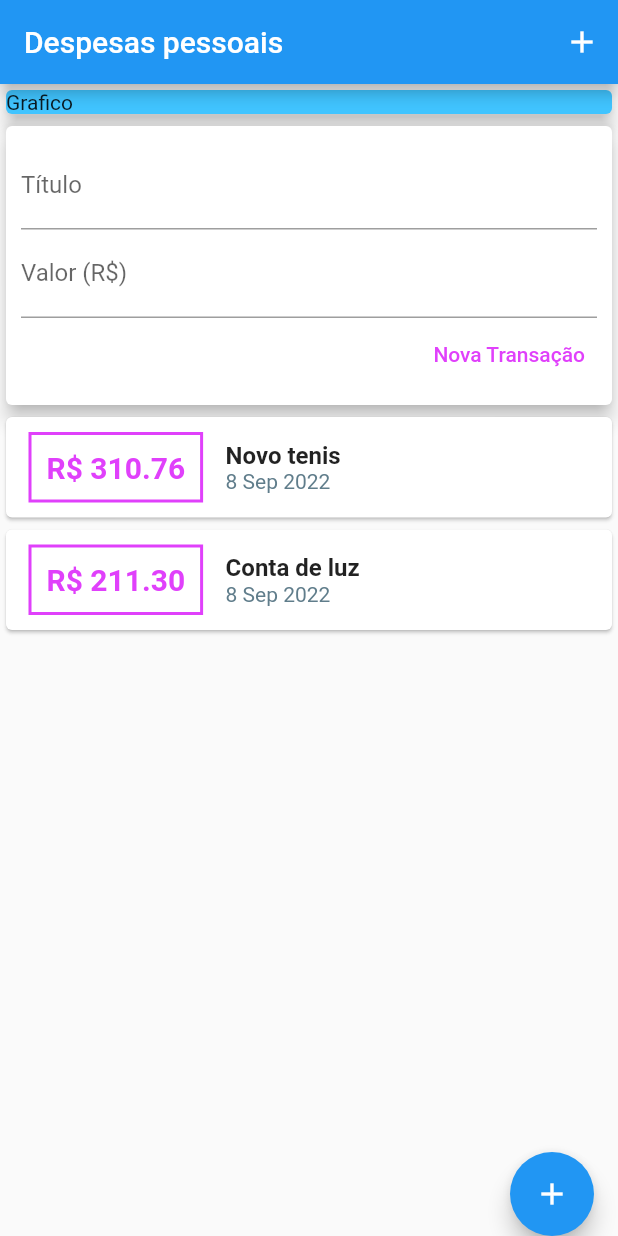
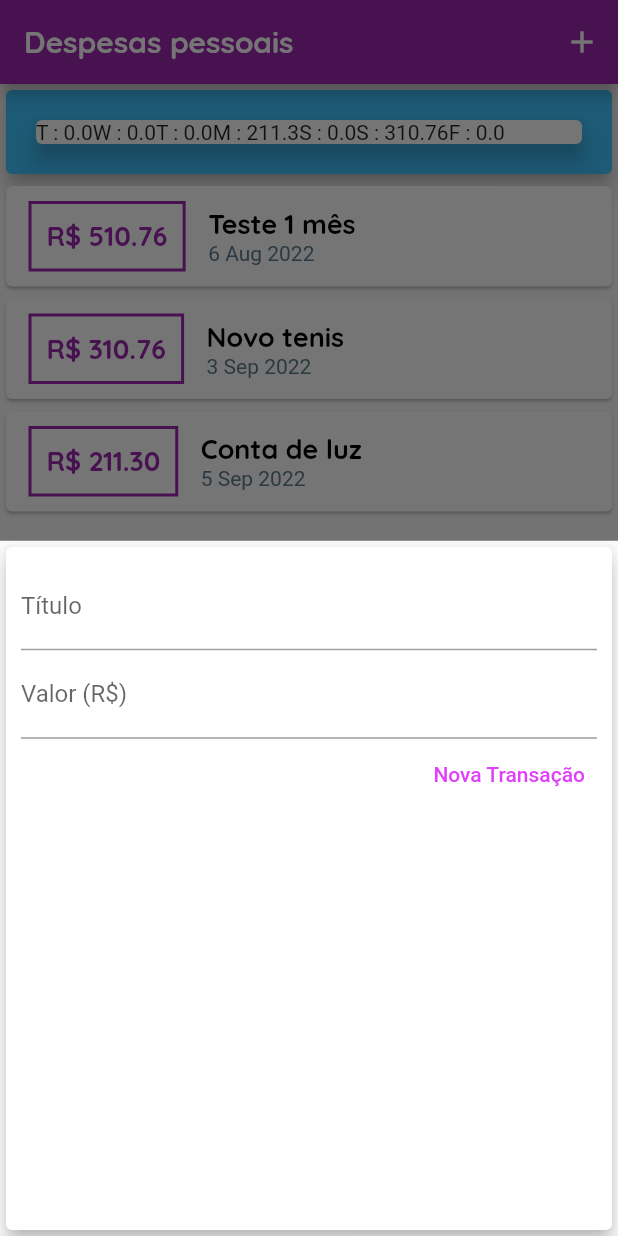
Before and after one commit to RFBruno/flutter-finmanager, a Flutter app: the screen it shows after launch, after a tap on the "add" icon, on a phone screen of 412 x 824 dp. Run offline on Flutter 3.47's test engine with Material 2 defaults, Android fonts, the phone set to English and light mode, and no system bars.

Commit message:
added fonts, image,  theme, modal and chart

```diff
--- /dev/null
+++ b/lib/components/chart.dart
@@ -0,0 +1,53 @@
+import 'package:finmanager/models/transction.dart';
+import 'package:flutter/material.dart';
+import 'package:flutter/src/foundation/key.dart';
+import 'package:flutter/src/widgets/framework.dart';
+import 'package:intl/intl.dart';
+
+class Chart extends StatelessWidget {
+  final List<Transaction> recentTransactions;
+
+  Chart(this.recentTransactions);
+
+  List<Map<String, Object>> get groupedTransactions {
+    return List.generate(7, (index) {
+
+      final weekDay = DateTime.now().subtract(Duration(days: index));
+
+      double totalSum = 0;
+
+      for (var element in recentTransactions) {
+        bool sameDay = element.date.day == weekDay.day;
+        bool sameMonth = element.date.month == weekDay.month;
+        bool sameYear = element.date.year == weekDay.year;
+
+        if(sameDay && sameMonth && sameYear){
+          totalSum += element.value;
+        }
+      }
+
+      print({
+        'day': DateFormat.E().format(weekDay)[0],
+        'value': totalSum,
+      });
+
+      return {
+        'day': DateFormat.E().format(weekDay)[0],
+        'value': totalSum,
+      };
+    });
+  }
+
+  @override
+  Widget build(BuildContext context) {
+    return Card(
+      elevation: 6,
+      margin: EdgeInsets.all(20),
+      child: Row(
+        children: groupedTransactions.map((el) {
+            return Text("${el['day']} : ${el['value']}");
+          }).toList()
+      ),
+    );
+  }
+}
--- a/lib/components/transaction_form.dart
+++ b/lib/components/transaction_form.dart
@@ -2,13 +2,19 @@ import 'package:flutter/material.dart';
 import 'package:flutter/src/foundation/key.dart';
 import 'package:flutter/src/widgets/framework.dart';
 
-class TransactionForm extends StatelessWidget {
-  final tituloController = TextEditingController();
-  final valueController = TextEditingController();
-
+class TransactionForm extends StatefulWidget {
   final void Function(String, double) _onSubmit;
 
   TransactionForm(this._onSubmit);
+
+  @override
+  State<TransactionForm> createState() => _TransactionFormState();
+}
+
+class _TransactionFormState extends State<TransactionForm> {
+  final tituloController = TextEditingController();
+
+  final valueController = TextEditingController();
 
   _submitted() {
     final title = tituloController.text;
@@ -18,7 +24,7 @@ class TransactionForm extends StatelessWidget {
       return;
     }
 
-    _onSubmit(title, value);
+    widget._onSubmit(title, value);
   }
 
   @override
@@ -38,7 +44,7 @@ class TransactionForm extends StatelessWidget {
               controller: valueController,
               onSubmitted: (_) => _submitted(),
               decoration: const InputDecoration(labelText: 'Valor (R\$)'),
-              keyboardType: TextInputType.numberWithOptions(decimal: true),
+              keyboardType: const TextInputType.numberWithOptions(decimal: true),
             ),
             Row(
               mainAxisAlignment: MainAxisAlignment.end,
--- a/lib/components/transaction_list.dart
+++ b/lib/components/transaction_list.dart
@@ -6,21 +6,33 @@ import 'package:flutter/src/widgets/framework.dart';
 import 'package:intl/intl.dart';
 
 class TransactionList extends StatelessWidget {
-
   final List<Transaction> transactions;
 
   TransactionList(this.transactions);
-
 
   @override
   Widget build(BuildContext context) {
     return Container(
       height: MediaQuery.of(context).size.height * 0.5,
-      child: ListView.builder(
-        itemCount: transactions.length,
-        itemBuilder: (context, index) {
-          final el = transactions[index];
-          return Card(
+      child: transactions.isEmpty
+          ? Column(
+              children: [
+                const SizedBox(height: 25,),
+                Text(
+                  'Nenhuma transação cadastrada !',
+                  style: Theme.of(context).textTheme.headline6,
+                ),
+                const SizedBox(height: 40,),
+                Expanded(
+                  child: Image.asset('assets/images/waiting.png'),
+                )
+              ],
+            )
+          : ListView.builder(
+              itemCount: transactions.length,
+              itemBuilder: (context, index) {
+                final el = transactions[index];
+                return Card(
                   child: Row(
                     mainAxisAlignment: MainAxisAlignment.start,
                     children: [
@@ -30,24 +42,21 @@ class TransactionList extends StatelessWidget {
                           horizontal: 15,
                         ),
                         decoration: BoxDecoration(
-                            border: Border.all(
-                                color: Colors.purpleAccent, width: 2)),
+                          border: Border.all(
+                            color: Theme.of(context).colorScheme.primary,
+                            width: 2,
+                          ),
+                        ),
                         padding: const EdgeInsets.all(10),
-                        child: Text(
-                          'R\$ ${el.value.toStringAsFixed(2)}',
-                          style: const TextStyle(
-                              fontWeight: FontWeight.bold,
-                              fontSize: 20,
-                              color: Colors.purpleAccent),
-                        ),
+                        child: Text('R\$ ${el.value.toStringAsFixed(2)}',
+                            style: Theme.of(context).textTheme.headline6),
                       ),
                       Column(
                         crossAxisAlignment: CrossAxisAlignment.start,
                         children: [
                           Text(
                             el.title,
-                            style: const TextStyle(
-                                fontSize: 16, fontWeight: FontWeight.bold),
+                            style: Theme.of(context).textTheme.headline5,
                           ),
                           Text(
                             DateFormat('d MMM y').format(el.date),
@@ -58,8 +67,7 @@ class TransactionList extends StatelessWidget {
                     ],
                   ),
                 );
-        }
-      ),
+              }),
     );
   }
 }
--- a/lib/components/transaction_user.dart
+++ /dev/null
@@ -1,55 +0,0 @@
-import 'dart:math';
-
-import 'package:finmanager/components/transaction_form.dart';
-import 'package:finmanager/components/transaction_list.dart';
-import 'package:finmanager/models/transction.dart';
-import 'package:flutter/cupertino.dart';
-import 'package:flutter/src/foundation/key.dart';
-import 'package:flutter/src/widgets/framework.dart';
-
-class TransactionUser extends StatefulWidget {
-  const TransactionUser({Key? key}) : super(key: key);
-
-  @override
-  State<TransactionUser> createState() => _TransactionUserState();
-}
-
-class _TransactionUserState extends State<TransactionUser> {
-  final _transactions = [
-    Transaction(
-      id: 't1',
-      title: 'Novo tenis',
-      value: 310.76,
-      date: DateTime.now(),
-    ),
-    Transaction(
-      id: 't2',
-      title: 'Conta de luz',
-      value: 211.30,
-      date: DateTime.now(),
-    ),
-  ];
-
-  _addTransaction(String title, double value) {
-    final newTransaction = Transaction(
-      id: Random().nextDouble().toString(),
-      title: title,
-      value: value,
-      date: DateTime.now(),
-    );
-
-    setState(() {
-      _transactions.add(newTransaction);
-    });
-  }
-
-  @override
-  Widget build(BuildContext context) {
-    return Column(
-      children: [
-        TransactionForm(_addTransaction),
-        TransactionList(_transactions),
-      ],
-    );
-  }
-}
--- a/lib/main.dart
+++ b/lib/main.dart
@@ -1,11 +1,17 @@
+import 'dart:math';
 import 'dart:ui';
-import 'package:finmanager/components/transaction_user.dart';
+import 'package:finmanager/components/chart.dart';
+import 'package:finmanager/components/transaction_form.dart';
+import 'package:finmanager/components/transaction_list.dart';
+import 'package:finmanager/models/transction.dart';
 import 'package:flutter/cupertino.dart';
 import 'package:flutter/material.dart';
 
 main(List<String> args) => runApp(myApp());
 
 class myApp extends StatelessWidget {
+  final ThemeData tema = ThemeData();
+
   myApp({Key? key}) : super(key: key);
 
   @override
@@ -13,12 +19,99 @@ class myApp extends StatelessWidget {
     return MaterialApp(
       debugShowCheckedModeBanner: false,
       home: MyHomePage(),
+      theme: tema.copyWith(
+        colorScheme: tema.colorScheme.copyWith(
+          primary: Colors.purple,
+          secondary: Colors.indigo,
+        ),
+        textTheme: tema.textTheme.copyWith(
+          headline6: const TextStyle(
+            fontFamily: 'Quicksand',
+            fontSize: 18,
+            fontWeight: FontWeight.bold,
+            color: Colors.purple,
+          ),
+          headline5: const TextStyle(
+            fontFamily: 'Quicksand',
+            fontSize: 18,
+            fontWeight: FontWeight.bold,
+            color: Colors.black,
+          ),
+        ),
+        appBarTheme: const AppBarTheme(
+          titleTextStyle: TextStyle(
+            fontFamily: 'Quicksand',
+            fontSize: 20,
+            fontWeight: FontWeight.bold,
+          ),
+        ),
+      ),
     );
   }
 }
 
-class MyHomePage extends StatelessWidget {
+class MyHomePage extends StatefulWidget {
   MyHomePage({Key? key}) : super(key: key);
+
+  @override
+  State<MyHomePage> createState() => _MyHomePageState();
+}
+
+class _MyHomePageState extends State<MyHomePage> {
+  final List<Transaction> _transactions = [
+    Transaction(
+      id: 't0',
+      title: 'Teste 1 mês',
+      value: 510.76,
+      date: DateTime.now().subtract(Duration(days: 33)),
+    ),
+    Transaction(
+      id: 't1',
+      title: 'Novo tenis',
+      value: 310.76,
+      date: DateTime.now().subtract(Duration(days: 5)),
+    ),
+    Transaction(
+      id: 't2',
+      title: 'Conta de luz',
+      value: 211.30,
+      date: DateTime.now().subtract(Duration(days: 3)),
+    ),
+  ];
+
+  List<Transaction> get _recentTransactions {
+    return _transactions.where((element) {
+      return element.date.isAfter(
+        DateTime.now().subtract(
+          Duration(days: 7),
+        ),
+      );
+    }).toList();
+  }
+
+  _addTransaction(String title, double value) {
+    final newTransaction = Transaction(
+      id: Random().nextDouble().toString(),
+      title: title,
+      value: value,
+      date: DateTime.now(),
+    );
+
+    setState(() {
+      _transactions.add(newTransaction);
+    });
+
+    Navigator.of(context).pop();
+  }
+
+  _openTransactionFormModal(BuildContext context) {
+    showModalBottomSheet(
+      context: context,
+      builder: (_) {
+        return TransactionForm(_addTransaction);
+      },
+    );
+  }
 
   @override
   Widget build(BuildContext context) {
@@ -27,7 +120,7 @@ class MyHomePage extends StatelessWidget {
         title: const Text('Despesas pessoais'),
         actions: [
           IconButton(
-            onPressed: () {},
+            onPressed: () => _openTransactionFormModal(context),
             icon: const Icon(Icons.add),
           )
         ],
@@ -37,18 +130,22 @@ class MyHomePage extends StatelessWidget {
           crossAxisAlignment: CrossAxisAlignment.stretch,
           children: [
             Container(
-              child: const Card(
+              child: Card(
                 color: Colors.lightBlueAccent,
                 elevation: 5,
-                child: Text('Grafico'),
+                child: Chart(_recentTransactions),
               ),
             ),
-            TransactionUser()
+            Column(
+              children: [
+                TransactionList(_transactions),
+              ],
+            )
           ],
         ),
       ),
       floatingActionButton: FloatingActionButton(
-        onPressed: () {},
+        onPressed: () => _openTransactionFormModal(context),
         child: const Icon(Icons.add),
       ),
       floatingActionButtonLocation: FloatingActionButtonLocation.endDocked,
```
Also changed, not shown: pubspec.yaml (+14 -8 lines), assets/fonts/OpenSans-Bold.ttf (added), assets/fonts/OpenSans-Regular.ttf (added), assets/fonts/Quicksand-Bold.ttf (added), assets/fonts/Quicksand-Light.ttf (added), assets/fonts/Quicksand-Medium.ttf (added), assets/fonts/Quicksand-Regular.ttf (added), assets/images/waiting.png (added).
